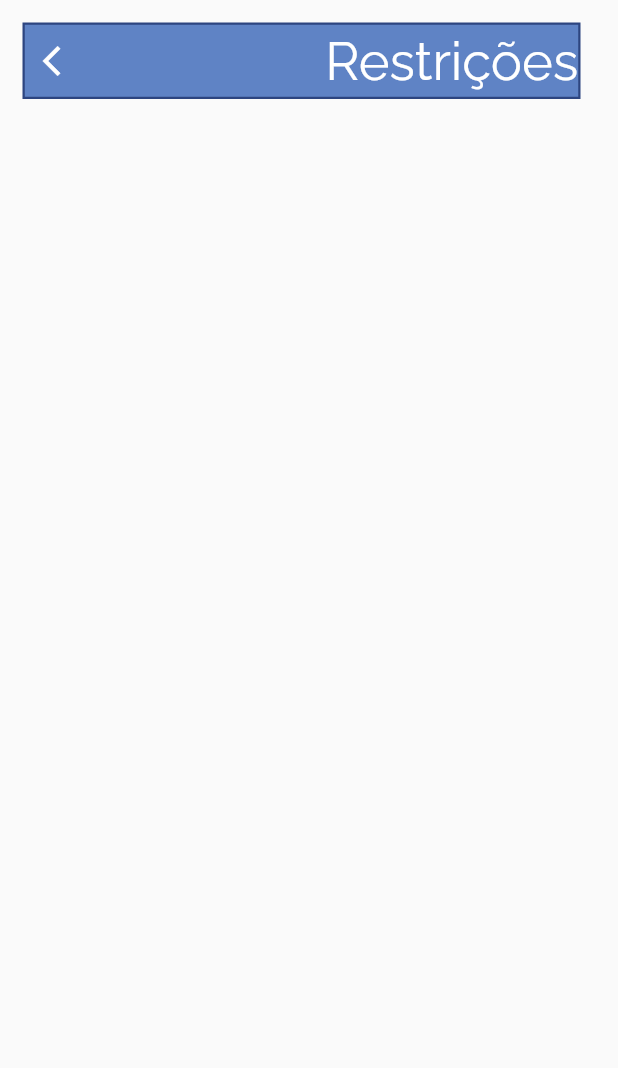
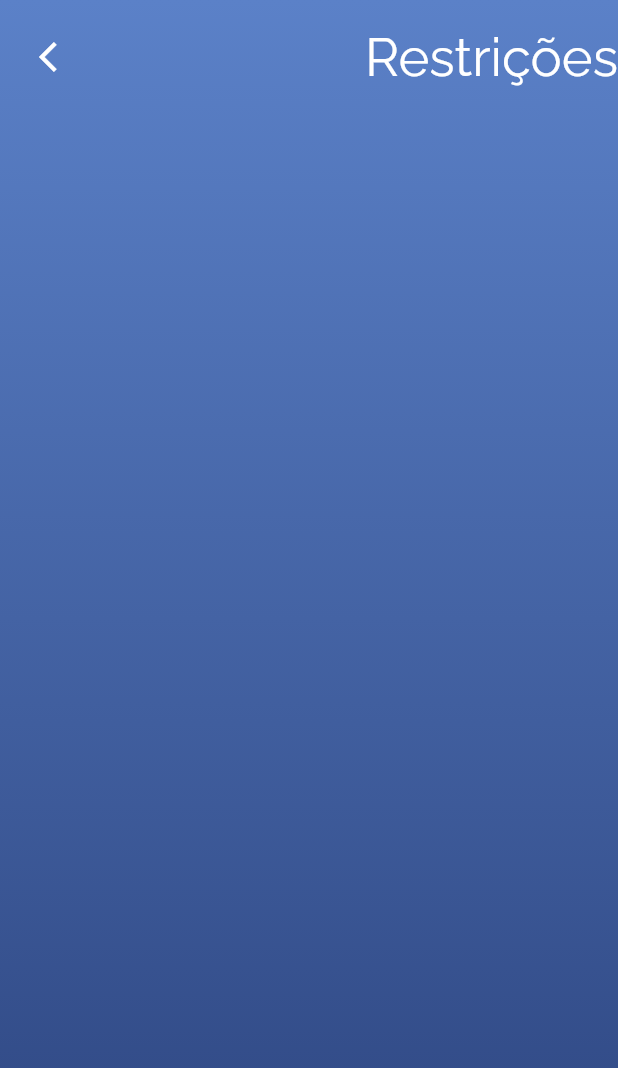
Before and after one commit to LUPSSIoT/VISO_APP, a Flutter app: the restricoes screen opened directly, on a phone screen of 412 x 824 dp. Shown: the top 1068 px of the screen. Run offline on Flutter 3.47's test engine with Material 2 defaults, Android fonts, the phone set to English and light mode, and no system bars.

Commit message:
modified:   lib/main.dart 	modified:   lib/telaRestricoes.dart

```diff
--- a/lib/main.dart
+++ b/lib/main.dart
@@ -470,7 +470,6 @@ class AppState extends State<App> {
                     // setState(() {
                     //   indiceAtual = 7;
                     // });
-                    //const restricoes();
                   },
                   child: Row(
                     mainAxisAlignment: MainAxisAlignment.spaceBetween,
--- a/lib/telaRestricoes.dart
+++ b/lib/telaRestricoes.dart
@@ -7,35 +7,33 @@ class restricoes extends StatelessWidget {
   @override
   Widget build(BuildContext context) {
     return Scaffold(
-      body: Column(
-        children: [
-          Container(
-            decoration: BoxDecoration(
-                color: const Color.fromARGB(255, 95, 131, 197),
-                border: Border.all(
-                  color: const Color.fromARGB(255, 45, 69, 128),
-                  width: 1.5,
-                )),
-            margin: const EdgeInsets.fromLTRB(15, 15, 25, 0),
+      body: Container(
+        decoration: const BoxDecoration(
+            gradient: LinearGradient(
+                begin: Alignment.topCenter,
+                end: Alignment.bottomCenter,
+                colors: [
+              Color.fromARGB(255, 91, 129, 200),
+              Color.fromARGB(255, 45, 69, 128)
+            ])),
         alignment: Alignment.topRight,
         child: Row(
           mainAxisAlignment: MainAxisAlignment.spaceBetween,
           children: [
-                IconButton(
+            Padding(
+              padding: const EdgeInsets.all(14),
+              child: IconButton(
                 onPressed: () {
                   Navigator.pop(context);
                 },
                 icon: const Icon(Icons.arrow_back_ios, color: Colors.white),
               ),
+            ),
             const Text('Restrições',
                 style: TextStyle(
-                        fontFamily: 'Raleway',
-                        color: Colors.white,
-                        fontSize: 35)),
+                    fontFamily: 'Raleway', color: Colors.white, fontSize: 35)),
           ],
         ),
-          ),
-        ],
       ),
     );
   }
```
Lines whose indentation alone changed are shown as unchanged.
